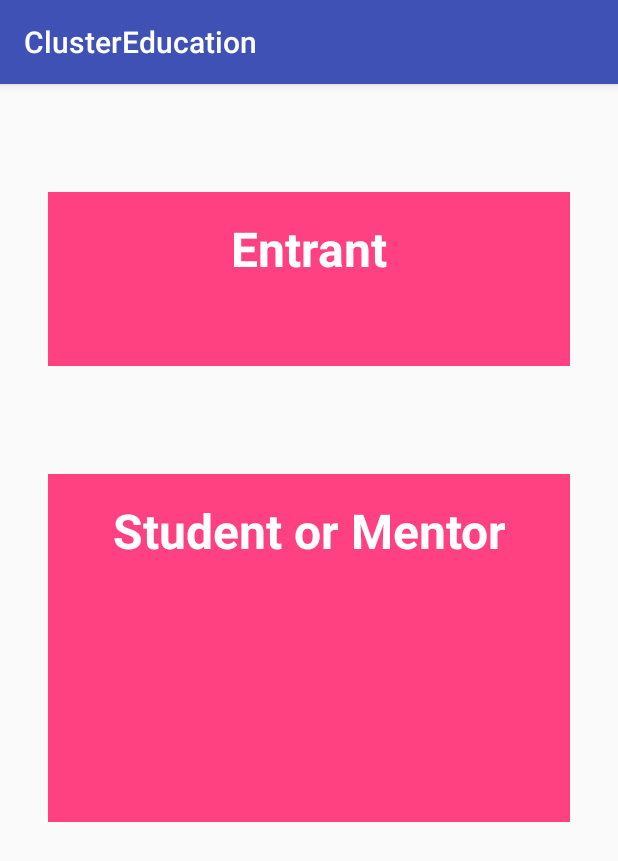
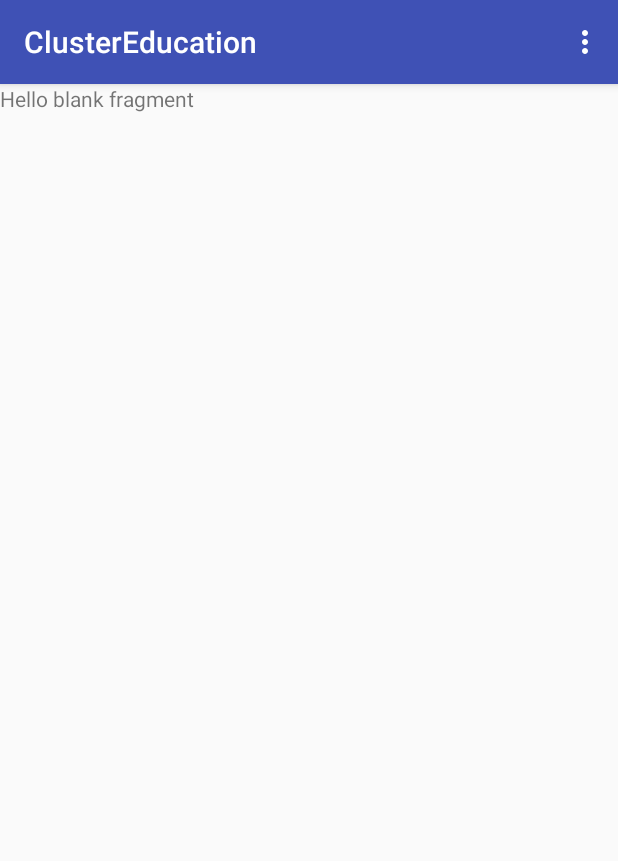
Before and after one commit to kinivi/ClusterEducation, an Android app: the screen it shows after launch (ChooserActivity before the commit, MainActivity after it), on a phone screen of 412 x 824 dp. Shown: the top 861 px of the screen. Run offline under Robolectric (Android 15) with nearby library versions, the phone set to English and light mode, and no system bars; our stand-ins replace Firebase (no records; nobody signed in at launch, a user with empty details on screens opened directly).

Commit message:
Added 3 Fragments
Added 3 fragments for main Layout and added some changes to Login Page

```diff
--- /dev/null
+++ b/app/src/main/java/com/projects/deus_ex_machina/clustereducation/DashboardFragment.java
@@ -0,0 +1,29 @@
+package com.projects.deus_ex_machina.clustereducation;
+
+
+import android.os.Bundle;
+import android.support.v4.app.Fragment;
+import android.view.LayoutInflater;
+import android.view.View;
+import android.view.ViewGroup;
+
+
+/**
+ * A simple {@link Fragment} subclass.
+ */
+public class DashboardFragment extends Fragment {
+
+
+    public DashboardFragment() {
+        // Required empty public constructor
+    }
+
+
+    @Override
+    public View onCreateView(LayoutInflater inflater, ViewGroup container,
+                             Bundle savedInstanceState) {
+        // Inflate the layout for this fragment
+        return inflater.inflate(R.layout.fragment_dashboard, container, false);
+    }
+
+}
--- /dev/null
+++ b/app/src/main/java/com/projects/deus_ex_machina/clustereducation/FragmentPageAdapter.java
@@ -0,0 +1,36 @@
+package com.projects.deus_ex_machina.clustereducation;
+
+import android.support.v4.app.Fragment;
+import android.support.v4.app.FragmentManager;
+import android.support.v4.app.FragmentPagerAdapter;
+
+/**
+ * Created by Nikita Kiselov on 13-Nov-17.
+ * ClusterEducation
+ */
+
+public class FragmentPageAdapter extends FragmentPagerAdapter {
+    public FragmentPageAdapter(FragmentManager fm) {
+        super(fm);
+    }
+
+
+    @Override
+    public Fragment getItem(int position) {
+        switch (position) {
+            case 0:
+                return new DashboardFragment();
+            case 1:
+                return new SubjectsFragment();
+            case 2:
+                return new SuggestionsFragment();
+            default:
+                return new DashboardFragment();
+        }
+    }
+
+    @Override
+    public int getCount() {
+        return 3;
+    }
+}
--- a/app/src/main/java/com/projects/deus_ex_machina/clustereducation/MainActivity.java
+++ b/app/src/main/java/com/projects/deus_ex_machina/clustereducation/MainActivity.java
@@ -3,6 +3,7 @@ package com.projects.deus_ex_machina.clustereducation;
 import android.content.Intent;
 import android.os.Bundle;
 import android.support.annotation.NonNull;
+import android.support.v4.view.ViewPager;
 import android.support.v7.app.AppCompatActivity;
 import android.view.Menu;
 import android.view.MenuItem;
@@ -28,7 +29,6 @@ public class MainActivity extends AppCompatActivity
     @Override
     protected void onCreate(Bundle savedInstanceState) {
         super.onCreate(savedInstanceState);
-        setContentView(R.layout.activity_main);
 
         mFirebaseAuth = FirebaseAuth.getInstance();
         mFirebaseUser = mFirebaseAuth.getCurrentUser();
@@ -36,23 +36,30 @@ public class MainActivity extends AppCompatActivity
         //-----------------------------Checking Authentication -------------------------
         //Creating Google API for Client
         mGoogleApiClient = new GoogleApiClient.Builder(this)
-                .enableAutoManage(this /* FragmentActivity */, this /* OnConnectionFailedListener */)
+                .enableAutoManage(this /* FragmentActivity */,
+                        this /* OnConnectionFailedListener */)
                 .addApi(Auth.GOOGLE_SIGN_IN_API)
                 .build();
 
-        //Checking if user is signed in
-        if (mFirebaseUser == null) {
-            // Not signed in, launch the Sign In activity
-            startActivity(new Intent(this, ChooserActivity.class));
-            finish();
-        } else {
-            //Getting username and photo
-            mUsername = mFirebaseUser.getDisplayName();
-            if (mFirebaseUser.getPhotoUrl() != null) {
-                String mPhotoUrl = mFirebaseUser.getPhotoUrl().toString();
-            }
-        }
+//        //Checking if user is signed in
+//        if (mFirebaseUser == null) {
+//            // Not signed in, launch the Sign In activity
+//            startActivity(new Intent(this, ChooserActivity.class));
+//            finish();
+//        } else {
+//            //Getting username and photo
+//            mUsername = mFirebaseUser.getDisplayName();
+//            if (mFirebaseUser.getPhotoUrl() != null) {
+//                String mPhotoUrl = mFirebaseUser.getPhotoUrl().toString();
+//            }
+//        }
         //------------------------------------------------------------------------------
+
+        setContentView(R.layout.activity_main);
+
+        ViewPager viewPager = findViewById(R.id.viewpager);
+        FragmentPageAdapter adapter = new FragmentPageAdapter(getSupportFragmentManager());
+        viewPager.setAdapter(adapter);
 
 
     }
--- /dev/null
+++ b/app/src/main/java/com/projects/deus_ex_machina/clustereducation/SubjectsFragment.java
@@ -0,0 +1,29 @@
+package com.projects.deus_ex_machina.clustereducation;
+
+
+import android.os.Bundle;
+import android.support.v4.app.Fragment;
+import android.view.LayoutInflater;
+import android.view.View;
+import android.view.ViewGroup;
+
+
+/**
+ * A simple {@link Fragment} subclass.
+ */
+public class SubjectsFragment extends Fragment {
+
+
+    public SubjectsFragment() {
+        // Required empty public constructor
+    }
+
+
+    @Override
+    public View onCreateView(LayoutInflater inflater, ViewGroup container,
+                             Bundle savedInstanceState) {
+        // Inflate the layout for this fragment
+        return inflater.inflate(R.layout.fragment_subject, container, false);
+    }
+
+}
--- a/app/src/main/res/layout/activity_main.xml
+++ b/app/src/main/res/layout/activity_main.xml
@@ -1,7 +1,5 @@
 <?xml version="1.0" encoding="utf-8"?>
-<android.support.constraint.ConstraintLayout
-    xmlns:android="http://schemas.android.com/apk/res/android"
-    xmlns:app="http://schemas.android.com/apk/res-auto"
+<LinearLayout xmlns:android="http://schemas.android.com/apk/res/android"
     xmlns:tools="http://schemas.android.com/tools"
     android:layout_width="match_parent"
     android:layout_height="match_parent"
@@ -9,7 +7,12 @@
     android:orientation="vertical"
     tools:context="com.projects.deus_ex_machina.clustereducation.MainActivity">
 
+    <android.support.v4.view.ViewPager
+        android:layout_width="match_parent"
+        android:layout_height="match_parent"
+        android:id="@+id/viewpager"
+        />
 
 
 
-</android.support.constraint.ConstraintLayout>
+</LinearLayout>
--- /dev/null
+++ b/app/src/main/res/layout/fragment_dashboard.xml
@@ -0,0 +1,13 @@
+<FrameLayout xmlns:android="http://schemas.android.com/apk/res/android"
+    xmlns:tools="http://schemas.android.com/tools"
+    android:layout_width="match_parent"
+    android:layout_height="match_parent"
+    tools:context="com.projects.deus_ex_machina.clustereducation.DashboardFragment">
+
+    <!-- TODO: Update blank fragment layout -->
+    <TextView
+        android:layout_width="match_parent"
+        android:layout_height="match_parent"
+        android:text="@string/hello_blank_fragment" />
+
+</FrameLayout>
--- a/app/src/main/res/values/strings.xml
+++ b/app/src/main/res/values/strings.xml
@@ -16,4 +16,7 @@
         completions."
     </string>
     <string name="SignIn">Sign In</string>
+
+    <!-- TODO: Remove or change this placeholder text -->
+    <string name="hello_blank_fragment">Hello blank fragment</string>
 </resources>
```
Also changed, not shown: app/build.gradle (+5 -3 lines), app/src/main/java/com/projects/deus_ex_machina/clustereducation/SuggestionsFragment.java (added, +29 -0 lines), app/src/main/res/layout/fragment_subject.xml (added, +13 -0 lines), app/src/main/res/layout/fragment_suggestions.xml (added, +13 -0 lines).
